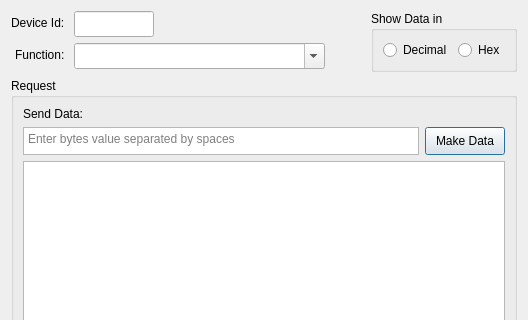
Before: the Qt Designer form src/dialogs/dialogusermsg.ui in sanny32/OpenModScan, drawn with Qt 5; both pictures show x 0 to 528 and y 0 to 320 of the 528 by 683 pixel window.
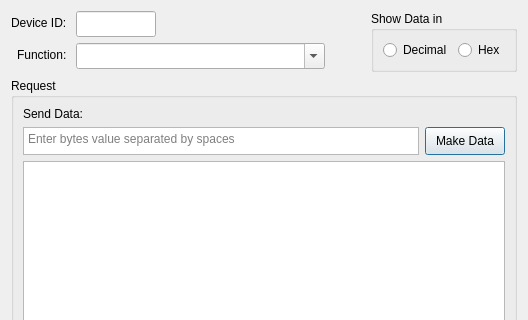
After: the same form once the commit is applied. Custom widgets are drawn as their Qt base class.

Commit message:
fix: standardize "Device Id" to "Device ID" across UI and code files
- Updated all instances of "Device Id" to "Device ID" in dialog UI files for consistency.
- Modified related strings in translation files for Russian, Chinese (Simplified and Traditional) to reflect the change.
- Adjusted code in C++ files to ensure uniformity in the representation of device identifiers.

The edit to the form file:
```diff
--- a/src/dialogs/dialogusermsg.ui
+++ b/src/dialogs/dialogusermsg.ui
@@ -24,7 +24,7 @@
        <item row="0" column="0">
         <widget class="QLabel" name="labelSlaveAddress">
          <property name="text">
-          <string>Device Id: </string>
+          <string>Device ID: </string>
          </property>
         </widget>
        </item>
```
The commit also changes 16 other files.
